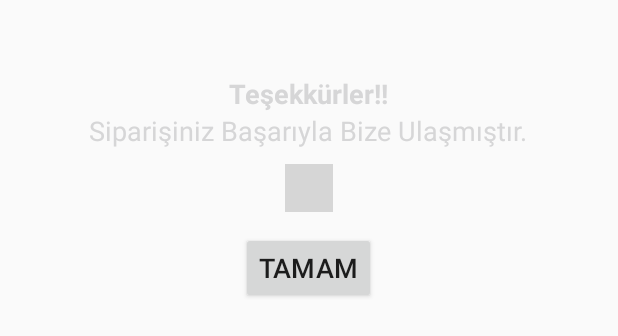
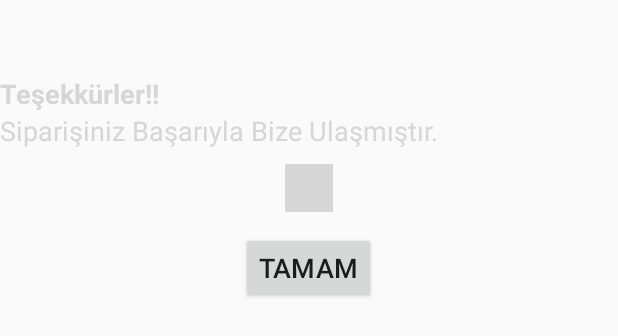
Before and after one commit to QRMarket/Android_v2, an Android app: the layout fragment_payment_result.xml on its own in the app's theme, with its tools: preview values and no code run, on a phone screen of 412 x 824 dp. Shown: the top 336 px of the screen. Run offline under Robolectric (Android 15) with nearby library versions, the phone set to English and light mode, and no system bars; plain views replace BootstrapButton, FontAwesomeText; grey boxes are pictures that could not be loaded.

Commit message:
**STARTING TO DESIGN PREVIOUS ORDER FARGMENT**

```diff
--- a/app/src/main/java/com/qr_market/Guppy.java
+++ b/app/src/main/java/com/qr_market/Guppy.java
@@ -8,9 +8,9 @@ package com.qr_market;
 public class Guppy {
 
     public static String url_scheme             = "http://";
-    public static String url_server             = url_scheme + "192.168.2.54";                    //193.140.63.162
+    public static String url_server             = url_scheme + "10.126.130.189";                    //193.140.63.162
     public static String url_serverPort         = url_server + ":8080";
-    public static String url                    = url_serverPort + "/QR_Market_Web";
+    public static String url                    = url_serverPort + "/WEB";
     public static String url_Servlet_Auth       = url + "/Auth";
     public static String url_Servlet_Order      = url + "/OrderServlet";
     public static String url_Servlet_Product    = url + "/ProductServlet";
--- a/app/src/main/java/com/qr_market/fragment/ui/ViewPagerFragmentList.java
+++ b/app/src/main/java/com/qr_market/fragment/ui/ViewPagerFragmentList.java
@@ -91,7 +91,7 @@ public class ViewPagerFragmentList extends Fragment {
         fragmentTabs.add(new FragmentPagerList(BarcodeFragment.newInstance("","") , "Ana Sayfa", getResources().getColor(FragmentUtils.colors[0]),  Color.BLUE));
         fragmentTabs.add(new FragmentPagerList(BasketFragment.newInstance("","") , "Sepet", getResources().getColor(FragmentUtils.colors[3]),  Color.BLUE));
         fragmentTabs.add(new FragmentPagerList(ProfileFragment.newInstance("","") , "Kampanyalar", getResources().getColor(FragmentUtils.colors[5]),  Color.BLUE));
-        fragmentTabs.add(new FragmentPagerList(ProfileFragment.newInstance("","") , "Önceki Siparişler", getResources().getColor(FragmentUtils.colors[8]),  Color.BLUE));
+        fragmentTabs.add(new FragmentPagerList(PaymentResultFragment.newInstance("","") , "Önceki Siparişler", getResources().getColor(FragmentUtils.colors[8]),  Color.BLUE));
 /*
         fragmentTabs.add(new FragmentPagerList(0, "Ana Sayfa", getResources().getColor(FragmentUtils.colors[0]),  Color.YELLOW));
         fragmentTabs.add(new FragmentPagerList(1, "Sepet", getResources().getColor(FragmentUtils.colors[3]),  Color.YELLOW));
--- a/app/src/main/res/layout/fragment_payment_result.xml
+++ b/app/src/main/res/layout/fragment_payment_result.xml
@@ -15,14 +15,14 @@
         android:orientation="vertical">
         <TextView
             android:id="@+id/payment_result_status"
-            android:layout_width="wrap_content"
+            android:layout_width="fill_parent"
             android:layout_height="wrap_content"
             android:textColor="@color/bbutton_success_pressed"
             android:textStyle="bold"
             android:textSize="18dp"
             android:text="@string/PaymentStatusTxt"/>
         <TextView
-            android:layout_width="wrap_content"
+            android:layout_width="fill_parent"
             android:layout_height="wrap_content"
             android:id="@+id/payment_result_text"
             android:textColor="@color/bbutton_success"
```
